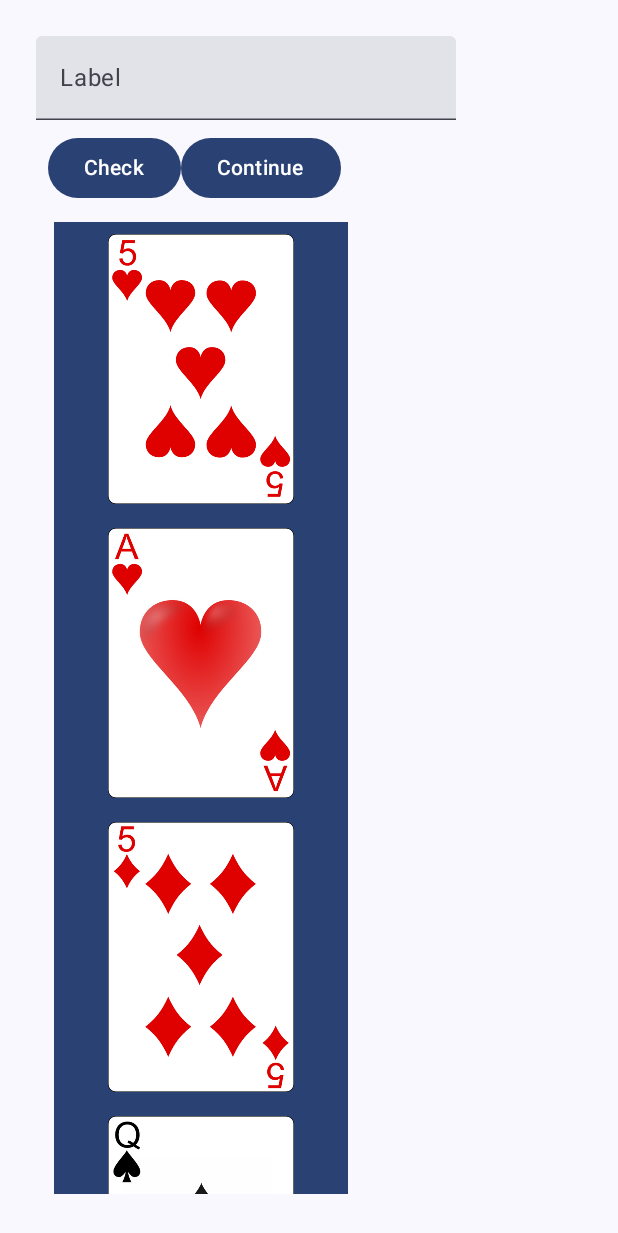
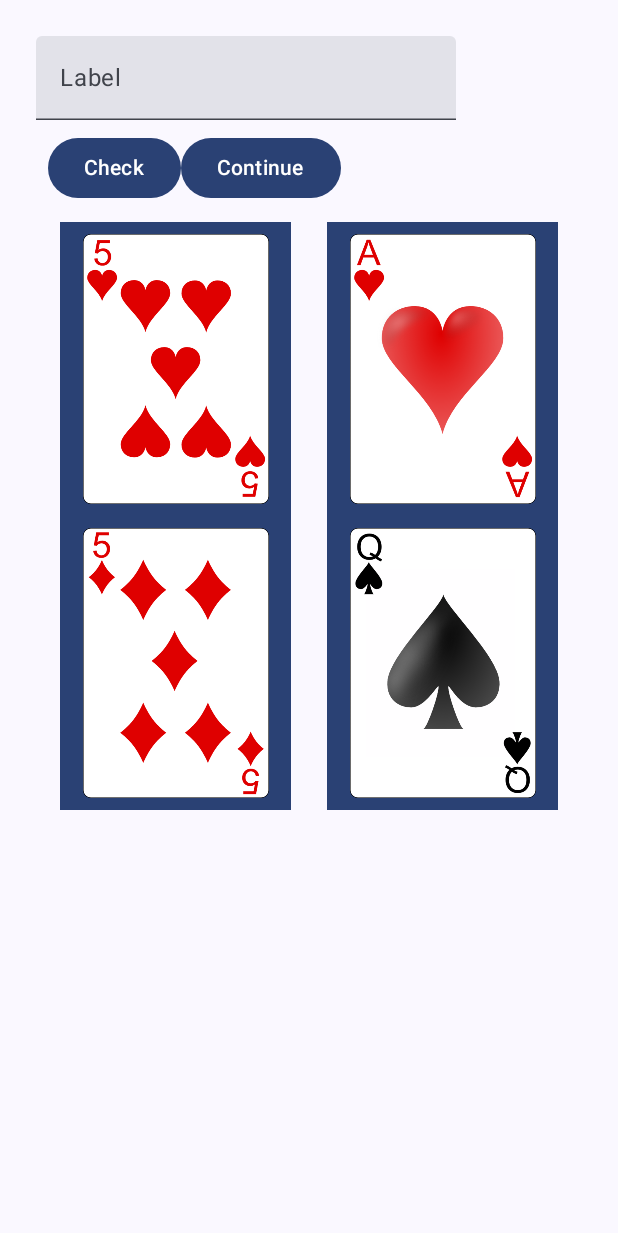
Before and after one commit to liming-zhao/androidapp, an Android app built with Jetpack Compose: the screen it shows after launch (MainActivity), on a phone screen of 412 x 824 dp. Shown: the top 1233 px of the screen. Run offline under Robolectric (Android 15) with nearby library versions, the phone set to English and light mode, and no system bars.

Commit message:
change Lazycolumn to Lazygrid

```diff
--- a/app/src/main/java/com/example/fungame/MainActivity.kt
+++ b/app/src/main/java/com/example/fungame/MainActivity.kt
@@ -16,6 +16,9 @@ import androidx.compose.foundation.layout.fillMaxSize
 import androidx.compose.foundation.layout.padding
 import androidx.compose.foundation.layout.size
 import androidx.compose.foundation.lazy.LazyColumn
+import androidx.compose.foundation.lazy.grid.GridCells
+import androidx.compose.foundation.lazy.grid.LazyVerticalGrid
+import androidx.compose.foundation.lazy.grid.items
 import androidx.compose.foundation.lazy.items
 import androidx.compose.foundation.shape.CircleShape
 import androidx.compose.material3.Button
@@ -208,17 +211,15 @@ private fun Greetings(
         }
     }
 
-
-    LazyColumn(modifier = modifier.padding(vertical = 4.dp)) {
+       LazyVerticalGrid(
+        columns = GridCells.Adaptive(minSize = 128.dp),
+        modifier = modifier.padding(4.dp)
+    ) {
         items(items = names) { name ->
-            Card(name = name.name.toString(),suit = name.suit)
+            Card(name = name.name.toString(), suit = name.suit)
         }
     }
-    /*Column(modifier = modifier.padding(vertical = 4.dp, horizontal = 25.dp)) {
-        for (name in names) {
-            Card(name = name)
-        }
-    }*/
+
 }
 
 
```
